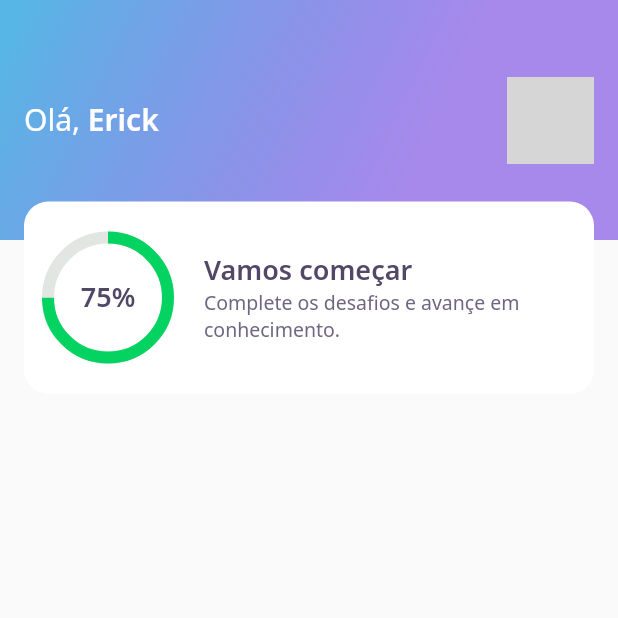
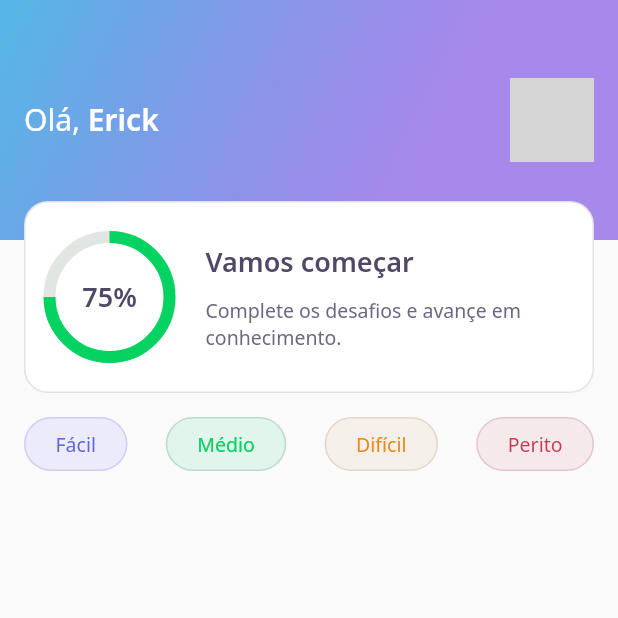
Before and after one commit to dsErick/devquiz-nlw5, a Flutter app: the screen it shows after launch, on a phone screen of 412 x 824 dp, the top half of it. Run offline on Flutter 3.47's test engine with Material 2 defaults, Android fonts, the phone set to English and light mode, and no system bars; our stand-ins replace google_fonts; network calls fail; grey boxes are pictures that could not be loaded.

Commit message:
Parte incial da aula 2: LevelButtonWidget

```diff
--- a/lib/home/home_page.dart
+++ b/lib/home/home_page.dart
@@ -1,6 +1,7 @@
 import 'package:flutter/material.dart';
 
 import 'widgets/app_bar_widget.dart';
+import 'widgets/level_button/level_button_widget.dart';
 
 class HomePage extends StatefulWidget {
     const HomePage({Key? key}) : super(key: key);
@@ -14,6 +15,18 @@ class _HomePageState extends State<HomePage> {
     Widget build(BuildContext context) {
         return Scaffold(
             appBar: AppBarWidget(),
+            body: Padding(
+                padding: const EdgeInsets.all(16),
+                child: Row(
+                    mainAxisAlignment: MainAxisAlignment.spaceBetween,
+                    children: <Widget>[
+                        LevelButtonWidget(label: 'Fácil'),
+                        LevelButtonWidget(label: 'Médio'),
+                        LevelButtonWidget(label: 'Difícil'),
+                        LevelButtonWidget(label: 'Perito'),
+                    ]
+                ),
+            ),
         );
     }
 }
--- a/lib/home/widgets/app_bar_widget.dart
+++ b/lib/home/widgets/app_bar_widget.dart
@@ -7,9 +7,9 @@ import 'score_card/score_card_widget.dart';
 
 class AppBarWidget extends PreferredSize {
     AppBarWidget() : super(
-        preferredSize: Size.fromHeight(240),
+        preferredSize: Size.fromHeight(262),
         child: Container(
-            height: 240,
+            height: 262,
             child: Stack(
                 children: [
                     Container(
@@ -18,19 +18,19 @@ class AppBarWidget extends PreferredSize {
                         height: 160,
                         child: Row(
                             mainAxisAlignment: MainAxisAlignment.spaceBetween,
+                            crossAxisAlignment: CrossAxisAlignment.center,
                             children: [
                                 Text.rich(
                                     TextSpan(
-                                        text: 'Olá, ',
-                                        style: AppTextStyles.title,
                                         children: [
+                                            TextSpan(text: 'Olá, ', style: AppTextStyles.title),
                                             TextSpan(text: 'Erick', style: AppTextStyles.titleBold)
                                         ]
                                     )
                                 ),
                                 Container(
-                                    width: 58,
-                                    height: 58,
+                                    width: 56,
+                                    height: 56,
                                     decoration: BoxDecoration(
                                         borderRadius: BorderRadius.circular(8),
                                         image: DecorationImage(
@@ -42,7 +42,7 @@ class AppBarWidget extends PreferredSize {
                         ),
                     ),
                     Align(
-                        alignment: Alignment(0, 1.4),
+                        alignment: Alignment(0, 1),
                         child: Padding(
                             padding: EdgeInsets.symmetric(horizontal: 16),
                             child: ScoreCardWidget()
--- /dev/null
+++ b/lib/home/widgets/level_button/level_button_widget.dart
@@ -0,0 +1,60 @@
+import 'package:flutter/material.dart';
+import 'package:google_fonts/google_fonts.dart';
+
+import 'package:dev_quiz/core/app_colors.dart';
+
+class LevelButtonWidget extends StatelessWidget {
+    LevelButtonWidget({
+        Key? key,
+        required this.label
+    }) : assert(['Fácil', 'Médio', 'Difícil', 'Perito'].contains(label)),
+        super(key: key);
+
+    final String label;
+
+    final Map<String, Map<String, Color>> config = {
+        'Fácil': {
+            'color': AppColors.levelButtonFacil,
+            'borderColor': AppColors.levelButtonBorderFacil,
+            'fontColor': AppColors.levelButtonTextFacil,
+        },
+        'Médio': {
+            'color': AppColors.levelButtonMedio,
+            'borderColor': AppColors.levelButtonBorderMedio,
+            'fontColor': AppColors.levelButtonTextMedio,
+        },
+        'Difícil': {
+            'color': AppColors.levelButtonDificil,
+            'borderColor': AppColors.levelButtonBorderDificil,
+            'fontColor': AppColors.levelButtonTextDificil,
+        },
+        'Perito': {
+            'color': AppColors.levelButtonPerito,
+            'borderColor': AppColors.levelButtonBorderPerito,
+            'fontColor': AppColors.levelButtonTextPerito,
+        },
+    };
+
+    Color get color => config[label]!['color']!;
+    Color get borderColor => config[label]!['borderColor']!;
+    Color get fontColor => config[label]!['fontColor']!;
+
+    @override
+    Widget build(BuildContext context) {
+        return Container(
+            padding: EdgeInsets.symmetric(horizontal: 20, vertical: 8),
+            decoration: BoxDecoration(
+                borderRadius: BorderRadius.circular(32),
+                border: Border.all(color: borderColor),
+                color: color
+            ),
+            child: Text(
+                '$label',
+                style: GoogleFonts.notoSans(
+                    color: fontColor,
+                    fontSize: 13,
+                ),
+            )
+        );
+    }
+}
--- a/lib/home/widgets/score_card/score_card_widget.dart
+++ b/lib/home/widgets/score_card/score_card_widget.dart
@@ -13,6 +13,7 @@ class ScoreCardWidget extends StatelessWidget {
             padding: const EdgeInsets.all(16),
             height: 128,
             decoration: BoxDecoration(
+                border: Border.all(color: AppColors.border),
                 borderRadius: BorderRadius.circular(16),
                 color: AppColors.white,
             ),
@@ -24,7 +25,7 @@ class ScoreCardWidget extends StatelessWidget {
                         child: Padding(
                             padding: const EdgeInsets.only(left: 24),
                             child: Column(
-                                mainAxisAlignment: MainAxisAlignment.center,
+                                mainAxisAlignment: MainAxisAlignment.spaceEvenly,
                                 crossAxisAlignment: CrossAxisAlignment.start,
                                 children: [
                                     Text(
@@ -34,7 +35,7 @@ class ScoreCardWidget extends StatelessWidget {
                                     Text(
                                         'Complete os desafios e avançe em conhecimento.',
                                         style: AppTextStyles.body
-                                    )
+                                    ),
                                 ]
                             )
                         )
```
